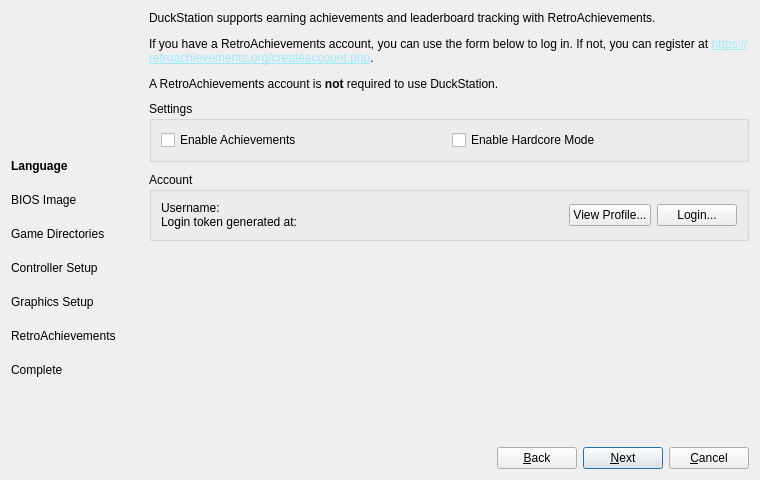
Before: the Qt Designer form src/duckstation-qt/setupwizarddialog.ui in kofxi3584karlayang/duckstation, drawn with Qt 5.
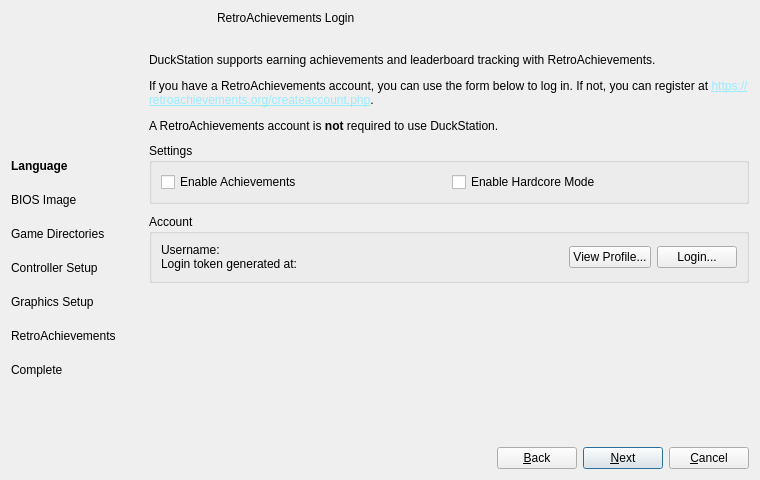
After: the same form once the commit is applied. The open tabs and pages were chosen to show the change. Icons and pictures are not drawn.

Commit message: Qt: Fix achievement login dialog sizing on MacOS

Diff of the .ui file:
```diff
--- a/src/duckstation-qt/setupwizarddialog.ui
+++ b/src/duckstation-qt/setupwizarddialog.ui
@@ -953,6 +953,57 @@
        <property name="bottomMargin">
         <number>0</number>
        </property>
+       <item>
+        <layout class="QHBoxLayout" name="horizontalLayout_10" stretch="0,1">
+         <item>
+          <widget class="QLabel" name="achievementsIconLabel">
+           <property name="sizePolicy">
+            <sizepolicy hsizetype="Fixed" vsizetype="Fixed">
+             <horstretch>0</horstretch>
+             <verstretch>0</verstretch>
+            </sizepolicy>
+           </property>
+           <property name="minimumSize">
+            <size>
+             <width>58</width>
+             <height>32</height>
+            </size>
+           </property>
+           <property name="maximumSize">
+            <size>
+             <width>58</width>
+             <height>32</height>
+            </size>
+           </property>
+           <property name="text">
+            <string/>
+           </property>
+           <property name="scaledContents">
+            <bool>true</bool>
+           </property>
+           <property name="alignment">
+            <set>Qt::AlignmentFlag::AlignLeading|Qt::AlignmentFlag::AlignLeft|Qt::AlignmentFlag::AlignTop</set>
+           </property>
+          </widget>
+         </item>
+         <item>
+          <widget class="QLabel" name="achievementsTitleLabel">
+           <property name="maximumSize">
+            <size>
+             <width>16777215</width>
+             <height>32</height>
+            </size>
+           </property>
+           <property name="text">
+            <string comment="Header text">RetroAchievements Login</string>
+           </property>
+           <property name="alignment">
+            <set>Qt::AlignmentFlag::AlignLeading|Qt::AlignmentFlag::AlignLeft|Qt::AlignmentFlag::AlignTop</set>
+           </property>
+          </widget>
+         </item>
+        </layout>
+       </item>
        <item>
         <widget class="QLabel" name="label_21">
          <property name="text">
```
The commit also changes 3 other files.
